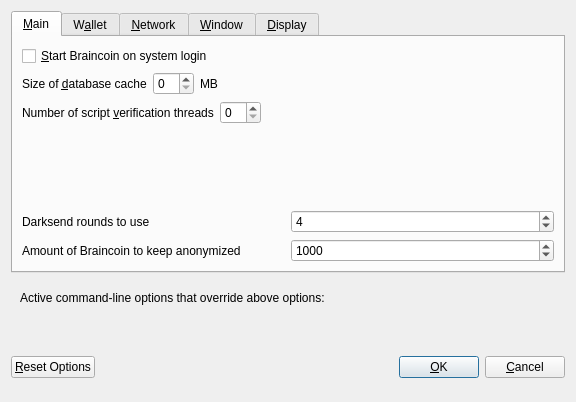
First picture: the form in src/qt/forms/optionsdialog.ui, repository ticclassic/ic, before the edit.
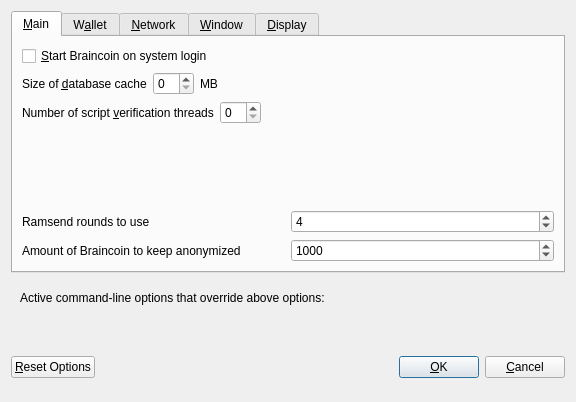
Second picture: the form after the edit. Custom widgets are drawn as their Qt base class.

Patch:
```diff
--- a/src/qt/forms/optionsdialog.ui
+++ b/src/qt/forms/optionsdialog.ui
@@ -138,7 +138,7 @@
             <string>This setting determines the amount of individual masternodes that an input will be anonymized through.&lt;br/&gt;More rounds of anonymization gives a higher degree of privacy, but also costs more in fees.</string>
            </property>
            <property name="text">
-            <string>Darksend rounds to use</string>
+            <string>Ramsend rounds to use</string>
            </property>
           </widget>
          </item>
```
Left out of the diff: 4 changed lines with no effect on the pictures.
